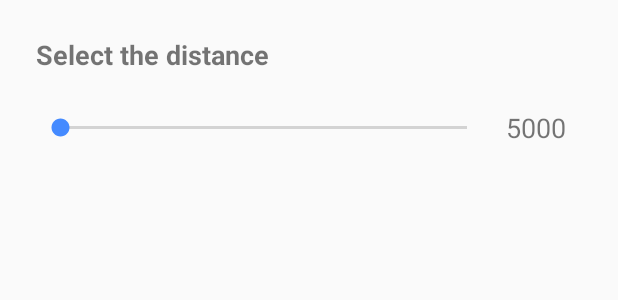
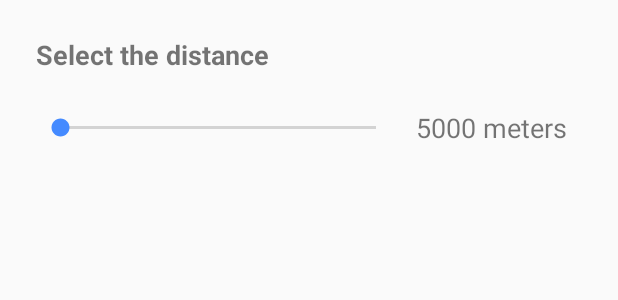
Before and after one commit to JuanAlejandro/Postaround, an Android app: the layout dialog_select_distance.xml on its own in the app's theme, with its tools: preview values and no code run, on a phone screen of 412 x 824 dp. Shown: the top 300 px of the screen. Run offline under Robolectric (Android 15) with nearby library versions, the light colour scheme and no system bars.

Commit message:
Polishing details (distance selector) and clearing cookies in webview

```diff
--- a/app/src/main/java/work/juanhernandez/postaround/ui/feed/FeedActivity.java
+++ b/app/src/main/java/work/juanhernandez/postaround/ui/feed/FeedActivity.java
@@ -29,6 +29,7 @@ import android.widget.Toast;
 
 import java.util.ArrayList;
 import java.util.List;
+import java.util.Locale;
 
 import rx.android.schedulers.AndroidSchedulers;
 import rx.schedulers.Schedulers;
@@ -233,12 +234,12 @@ public class FeedActivity extends BaseActivity implements FeedContract.View {
         sbDistanceSelector.setProgress(distance);
 
         TextView tvDistance = dialogView.findViewById(R.id.tvDistance);
-        tvDistance.setText(String.valueOf(distance));
+        tvDistance.setText(String.format(Locale.getDefault(), "%d meters", distance));
 
         sbDistanceSelector.setOnSeekBarChangeListener(new SeekBar.OnSeekBarChangeListener() {
             @Override
             public void onProgressChanged(SeekBar seekBar, int i, boolean b) {
-                tvDistance.setText(String.valueOf(i));
+                tvDistance.setText(String.format(Locale.getDefault(), "%d meters", i));
             }
 
             @Override
--- a/app/src/main/java/work/juanhernandez/postaround/ui/login/IGLoginActivity.java
+++ b/app/src/main/java/work/juanhernandez/postaround/ui/login/IGLoginActivity.java
@@ -6,6 +6,8 @@ import android.net.Uri;
 import android.os.Bundle;
 import android.support.annotation.Nullable;
 import android.view.View;
+import android.webkit.CookieManager;
+import android.webkit.CookieSyncManager;
 import android.webkit.WebResourceRequest;
 import android.webkit.WebResourceResponse;
 import android.webkit.WebView;
@@ -13,6 +15,7 @@ import android.webkit.WebViewClient;
 import android.widget.LinearLayout;
 import android.widget.ProgressBar;
 
+import okhttp3.internal.Util;
 import work.juanhernandez.postaround.R;
 import work.juanhernandez.postaround.ui.base.BaseActivity;
 import work.juanhernandez.postaround.utils.Constants;
@@ -62,6 +65,9 @@ public class IGLoginActivity extends BaseActivity {
 
     private void initializeWebView() {
         webView = findViewById(R.id.wvLogin);
+        // in order to reload instagram login page
+        Utils.clearCookies(this);
+
         webView.loadUrl(url);
         webView.setWebViewClient(new WebViewClient() {
             String accessToken = "";
--- a/app/src/main/res/layout/dialog_select_distance.xml
+++ b/app/src/main/res/layout/dialog_select_distance.xml
@@ -26,7 +26,7 @@
             android:id="@+id/sbDistanceSelector"
             android:layout_width="0dp"
             android:layout_height="wrap_content"
-            android:layout_weight="5"/>
+            android:layout_weight="4"/>
 
         <TextView
             android:id="@+id/tvDistance"
@@ -35,7 +35,7 @@
             android:text="@string/distance_sample"
             android:gravity="center"
             android:textSize="@dimen/text_size_medium"
-            android:layout_weight="1"/>
+            android:layout_weight="2"/>
 
     </LinearLayout>
 </RelativeLayout>
--- a/app/src/main/res/values/strings.xml
+++ b/app/src/main/res/values/strings.xml
@@ -18,7 +18,7 @@
     <string name="ok">OK</string>
     <string name="cancel">CANCEL</string>
     <string name="select_the_distance">Select the distance</string>
-    <string name="distance_sample">5000</string>
+    <string name="distance_sample">5000 meters</string>
     <string name="log_in_with_instagram">Log in with instagram</string>
     <string name="login_desc_text">Check out instagramers around you the easiest way!</string>
     <string name="post_data">P.S.: Don’t worry… this will be our secret ;)</string>
```
Also changed, not shown: app/src/main/java/work/juanhernandez/postaround/utils/Utils.java (+10 -0 lines).
